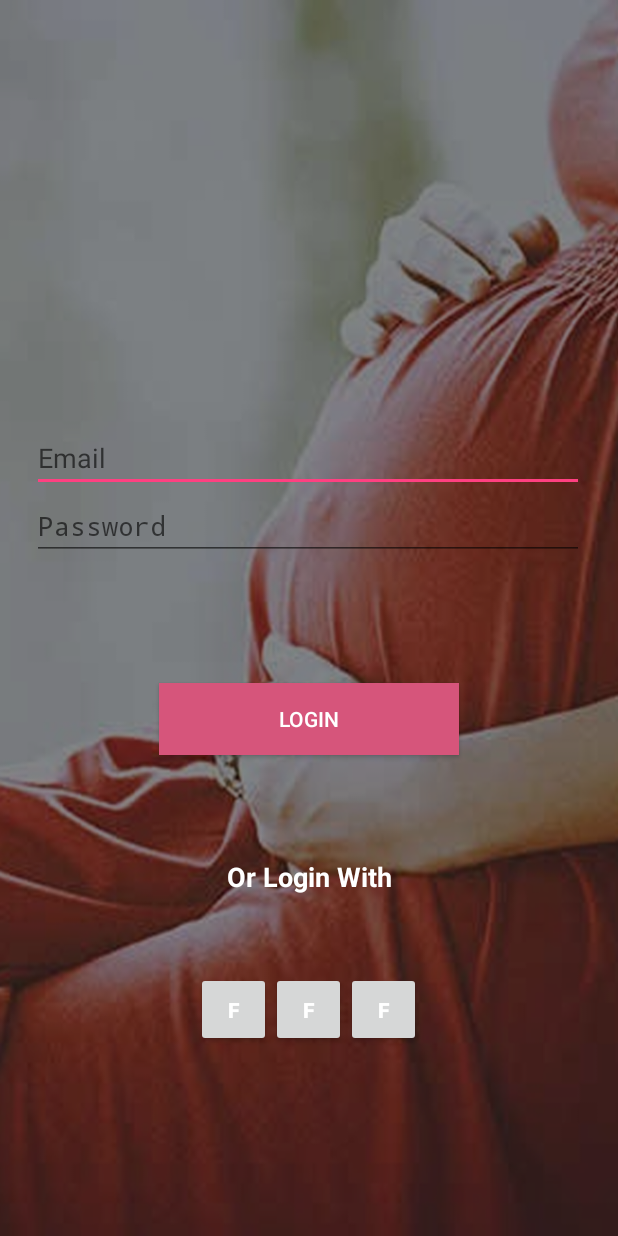
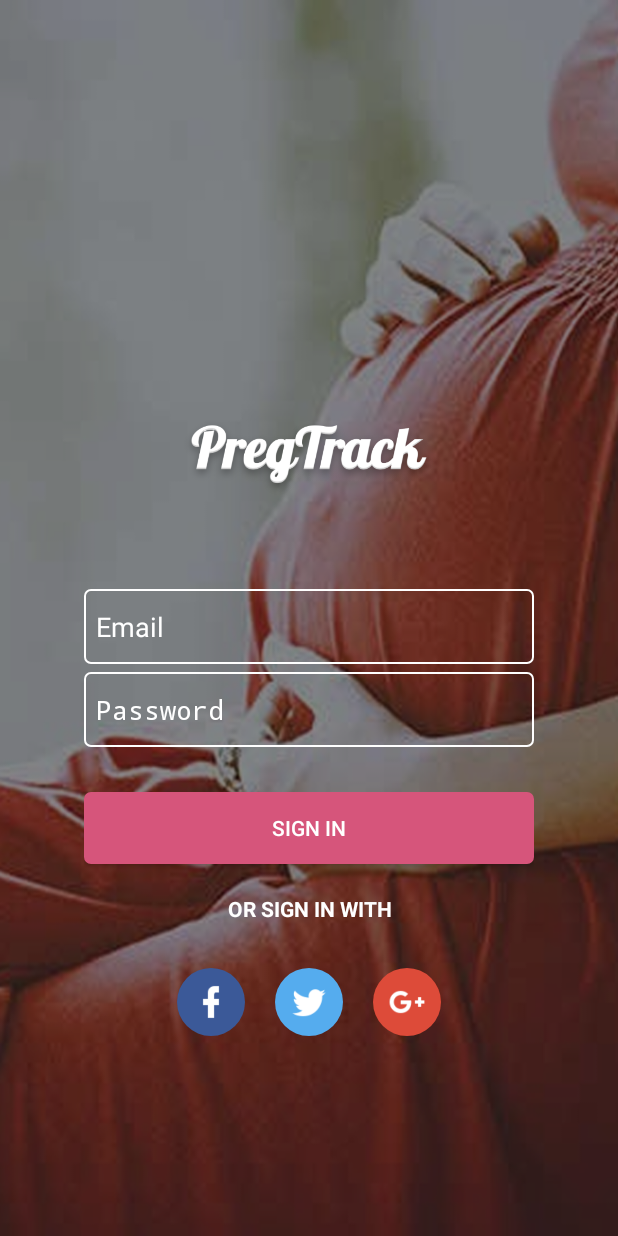
Before and after one commit to MwangiMuriuki/FemiTrack, an Android app: the screen it shows after launch (Login), on a phone screen of 412 x 824 dp. Run offline under Robolectric (Android 15) with nearby library versions, the phone set to English and light mode, and no system bars.

Commit message:
Commit 3. Thank You Lord!

```diff
--- a/app/src/main/AndroidManifest.xml
+++ b/app/src/main/AndroidManifest.xml
@@ -16,7 +16,8 @@
         </activity>
         <activity
             android:name=".Login"
-            android:theme="@style/AppTheme.NoActionBar">
+            android:theme="@style/AppTheme.fullScreen"
+            android:windowSoftInputMode="stateHidden">
             <intent-filter>
                 <action android:name="android.intent.action.MAIN" />
 
--- /dev/null
+++ b/app/src/main/res/drawable/button_background.xml
@@ -0,0 +1,13 @@
+<?xml version="1.0" encoding="utf-8"?>
+<shape xmlns:android="http://schemas.android.com/apk/res/android"
+    android:shape="rectangle">
+
+    <solid android:color="@color/colorPrimary"/>
+    <stroke android:color="@color/colorPrimary"
+        android:width="1dp"/>
+
+    <corners android:bottomRightRadius="4dp"
+        android:bottomLeftRadius="4dp"
+        android:topRightRadius="4dp"
+        android:topLeftRadius="4dp"/>
+</shape>
--- /dev/null
+++ b/app/src/main/res/drawable/edit_text_background.xml
@@ -0,0 +1,10 @@
+<?xml version="1.0" encoding="utf-8"?>
+<shape xmlns:android="http://schemas.android.com/apk/res/android"
+    android:shape="rectangle">
+    <stroke android:color="@color/colorWhite"
+        android:width="1dp"/>
+    <corners android:bottomRightRadius="4dp"
+        android:bottomLeftRadius="4dp"
+        android:topRightRadius="4dp"
+        android:topLeftRadius="4dp"/>
+</shape>
--- /dev/null
+++ b/app/src/main/res/drawable/rounded_button_facebook.xml
@@ -0,0 +1,7 @@
+<?xml version="1.0" encoding="utf-8"?>
+<shape xmlns:android="http://schemas.android.com/apk/res/android"
+    android:shape="oval">
+
+    <solid android:color="@color/colorFacebook"/>
+
+</shape>
--- /dev/null
+++ b/app/src/main/res/drawable/rounded_button_google.xml
@@ -0,0 +1,7 @@
+<?xml version="1.0" encoding="utf-8"?>
+<shape xmlns:android="http://schemas.android.com/apk/res/android"
+    android:shape="oval">
+
+    <solid android:color="@color/colorGoogle"/>
+
+</shape>
--- /dev/null
+++ b/app/src/main/res/drawable/rounded_button_twitter.xml
@@ -0,0 +1,7 @@
+<?xml version="1.0" encoding="utf-8"?>
+<shape xmlns:android="http://schemas.android.com/apk/res/android"
+    android:shape="oval">
+
+    <solid android:color="@color/colorTwitter"/>
+
+</shape>
--- a/app/src/main/res/layout/activity_login.xml
+++ b/app/src/main/res/layout/activity_login.xml
@@ -7,30 +7,33 @@
     android:background="@drawable/bump"
     tools:context="com.example.a001759.pregtrack.Login">
 
-    <Button
-        android:id="@+id/login"
-        android:layout_width="200dp"
+    <LinearLayout
+        android:layout_width="wrap_content"
         android:layout_height="wrap_content"
-        android:layout_marginBottom="18dp"
-        android:layout_marginEnd="106dp"
-        android:layout_marginStart="105dp"
-        android:layout_marginTop="20dp"
-        android:background="@color/colorPrimary"
-        android:text="Login"
-        android:textColor="@color/colorWhite"
-        app:layout_constraintBottom_toTopOf="@+id/textView2"
+        android:layout_marginBottom="56dp"
+        android:layout_marginEnd="14dp"
+        android:layout_marginLeft="13dp"
+        android:layout_marginRight="14dp"
+        android:layout_marginStart="13dp"
+        android:layout_marginTop="55dp"
+        android:gravity="center_vertical|center_horizontal"
+        android:orientation="vertical"
+        app:layout_constraintBottom_toBottomOf="parent"
         app:layout_constraintEnd_toEndOf="parent"
         app:layout_constraintStart_toStartOf="parent"
-        app:layout_constraintTop_toBottomOf="@+id/linearLayout" />
+        app:layout_constraintTop_toTopOf="parent">
+
+        <ImageView
+            android:layout_width="200dp"
+            android:layout_height="180dp"
+            android:layout_marginTop="100dp"
+            android:src="@drawable/login_image"/>
 
         <LinearLayout
             android:id="@+id/linearLayout"
-        android:layout_width="368dp"
+            android:layout_width="300dp"
             android:layout_height="wrap_content"
             android:layout_marginBottom="20dp"
-        android:layout_marginEnd="8dp"
-        android:layout_marginStart="8dp"
-        android:layout_marginTop="240dp"
             android:orientation="vertical"
             app:layout_constraintBottom_toTopOf="@+id/login"
             app:layout_constraintEnd_toEndOf="parent"
@@ -41,28 +44,55 @@
             <EditText
                 android:id="@+id/email"
                 android:layout_width="match_parent"
-            android:layout_height="wrap_content"
+                android:layout_height="50dp"
                 android:hint="Email"
+                android:textColorHint="@color/colorWhite"
+                android:padding="8dp"
+                android:layout_marginBottom="5dp"
+                android:background="@drawable/edit_text_background"
                 android:inputType="textEmailAddress"
                 android:textColor="@color/colorWhite" />
 
             <EditText
                 android:id="@+id/password"
                 android:layout_width="match_parent"
-            android:layout_height="wrap_content"
+                android:layout_height="50dp"
                 android:hint="Password"
+                android:textColorHint="@color/colorWhite"
+                android:padding="8dp"
+                android:background="@drawable/edit_text_background"
                 android:inputType="textPassword"
                 android:textColor="@color/colorWhite" />
         </LinearLayout>
+
+        <Button
+            android:id="@+id/login"
+            android:layout_width="300dp"
+            android:layout_height="wrap_content"
+            android:layout_marginBottom="10dp"
+            android:layout_marginTop="10dp"
+            android:background="@drawable/button_background"
+            android:text="Sign In"
+            android:textColor="@color/colorWhite" />
+
+        <TextView
+            android:id="@+id/textView2"
+            android:layout_width="200dp"
+            android:layout_height="wrap_content"
+            android:layout_marginBottom="10dp"
+            android:layout_marginTop="10dp"
+            android:text="OR SIGN IN WITH"
+            android:textAlignment="center"
+            android:textColor="@color/colorWhite"
+            android:textSize="14sp"
+            android:textStyle="bold"/>
 
         <LinearLayout
             android:id="@+id/alternativeLoginLayout"
             android:layout_width="wrap_content"
             android:layout_height="wrap_content"
-        android:layout_marginBottom="83dp"
-        android:layout_marginEnd="131dp"
-        android:layout_marginStart="130dp"
-        android:layout_marginTop="2dp"
+            android:layout_marginBottom="10dp"
+            android:layout_marginTop="10dp"
             android:gravity="center"
             android:orientation="horizontal"
             app:layout_constraintBottom_toBottomOf="parent"
@@ -70,45 +100,46 @@
             app:layout_constraintStart_toStartOf="parent"
             app:layout_constraintTop_toBottomOf="@+id/textView2">
 
-        <Button
-            android:id="@+id/facebook"
-            android:layout_width="50dp"
-            android:layout_height="50dp"
-            android:text="F"
-            android:textColor="@color/colorWhite"
-            android:textStyle="bold" />
 
-        <Button
-            android:id="@+id/Google"
-            android:layout_width="50dp"
-            android:layout_height="50dp"
-            android:text="F"
-            android:textColor="@color/colorWhite"
-            android:textStyle="bold" />
+            <ImageButton
+                android:id="@+id/facebook_sign_in"
+                android:layout_width="45dp"
+                android:layout_height="45dp"
+                android:background="@drawable/rounded_button_facebook"
+                android:src="@drawable/facebook"
+                android:layout_margin="10dp"
+                android:scaleType="fitCenter"
+                android:adjustViewBounds="true"
+                android:padding="10dp"
+                android:contentDescription="Favicon" />
+            <ImageButton
+                android:id="@+id/twitter_sign_in"
+                android:layout_width="45dp"
+                android:layout_height="45dp"
+                android:layout_margin="10dp"
+                android:background="@drawable/rounded_button_twitter"
+                android:src="@drawable/twitter"
+                android:scaleType="fitCenter"
+                android:adjustViewBounds="true"
+                android:padding="10dp"
+                android:contentDescription="Favicon" />
 
-        <Button
-            android:id="@+id/twitter"
-            android:layout_width="50dp"
-            android:layout_height="50dp"
-            android:text="F"
-            android:textColor="@color/colorWhite"
-            android:textStyle="bold" />
+
+            <ImageButton
+                android:id="@+id/google_sign_in"
+                android:layout_width="45dp"
+                android:layout_height="45dp"
+                android:layout_margin="10dp"
+                android:background="@drawable/rounded_button_google"
+                android:src="@drawable/google_plus"
+                android:scaleType="fitCenter"
+                android:adjustViewBounds="true"
+                android:padding="10dp"
+                android:contentDescription="Favicon" />
         </LinearLayout>
 
-    <TextView
-        android:id="@+id/textView2"
-        android:layout_width="wrap_content"
-        android:layout_height="wrap_content"
-        android:layout_marginBottom="7dp"
-        android:layout_marginEnd="151dp"
-        android:layout_marginStart="151dp"
-        android:layout_marginTop="8dp"
-        android:text="Or Login With"
-        android:textColor="@color/colorWhite"
-        android:textSize="18sp"
-        android:textStyle="bold"
-        app:layout_constraintBottom_toTopOf="@+id/alternativeLoginLayout"
-        app:layout_constraintEnd_toEndOf="parent"
-        app:layout_constraintStart_toStartOf="parent"
-        app:layout_constraintTop_toBottomOf="@+id/login" />
+
+    </LinearLayout>
+
+
 </android.support.constraint.ConstraintLayout>
--- a/app/src/main/res/menu/activity_main_drawer.xml
+++ b/app/src/main/res/menu/activity_main_drawer.xml
@@ -7,19 +7,28 @@
         <item
             android:id="@+id/nav_camera"
             android:icon="@drawable/ic_menu_camera"
-            android:title="Import" />
+            android:title="Home" />
+
+        <item
+            android:id="@+id/nav_slideshow"
+            android:icon="@drawable/ic_menu_slideshow"
+            android:title="Weekly Calendar" />
+
         <item
             android:id="@+id/nav_gallery"
             android:icon="@drawable/ic_menu_gallery"
-            android:title="Gallery" />
+            android:title="Pregnancy Calculator" />
+
         <item
-            android:id="@+id/nav_slideshow"
-            android:icon="@drawable/ic_menu_slideshow"
-            android:title="Slideshow" />
+            android:id="@+id/nav_new"
+            android:icon="@drawable/ic_menu_manage"
+            android:title="My Appointments" />
+
         <item
             android:id="@+id/nav_manage"
             android:icon="@drawable/ic_menu_manage"
-            android:title="Tools" />
+            android:title="Find a Hospital" />
+
     </group>
 
 </menu>
--- a/app/src/main/res/values/colors.xml
+++ b/app/src/main/res/values/colors.xml
@@ -9,4 +9,8 @@
     <color name="colorPrimaryDark2">#c94189</color>
     <color name="colorAccent2">#FF4081</color>
     <color name="colorWhite">#FFFFFF</color>
+    <color name="colorSilver">#C0C0C0</color>
+    <color name="colorTwitter">#55acee</color>
+    <color name="colorFacebook">#3b5998</color>
+    <color name="colorGoogle">#dd4b39</color>
 </resources>
--- a/app/src/main/res/values/styles.xml
+++ b/app/src/main/res/values/styles.xml
@@ -6,6 +6,7 @@
         <item name="colorPrimary">@color/colorPrimary</item>
         <item name="colorPrimaryDark">@color/colorPrimaryDark</item>
         <item name="colorAccent">@color/colorAccent</item>
+
     </style>
 
     <style name="AppTheme.NoActionBar">
@@ -17,4 +18,9 @@
 
     <style name="AppTheme.PopupOverlay" parent="ThemeOverlay.AppCompat.Light" />
 
+    <style name="AppTheme.fullScreen" parent="Theme.AppCompat.Light.NoActionBar">
+        <!-- Customize your theme here. -->
+        <item name="android:windowIsTranslucent">true</item>
+    </style>
+
 </resources>
```
Also changed, not shown: app/src/main/res/drawable/facebook.png (added), app/src/main/res/drawable/google_plus.png (added), app/src/main/res/drawable/login_image.png (added), app/src/main/res/drawable/twitter.png (added). Lines whose indentation alone changed are shown as unchanged.
